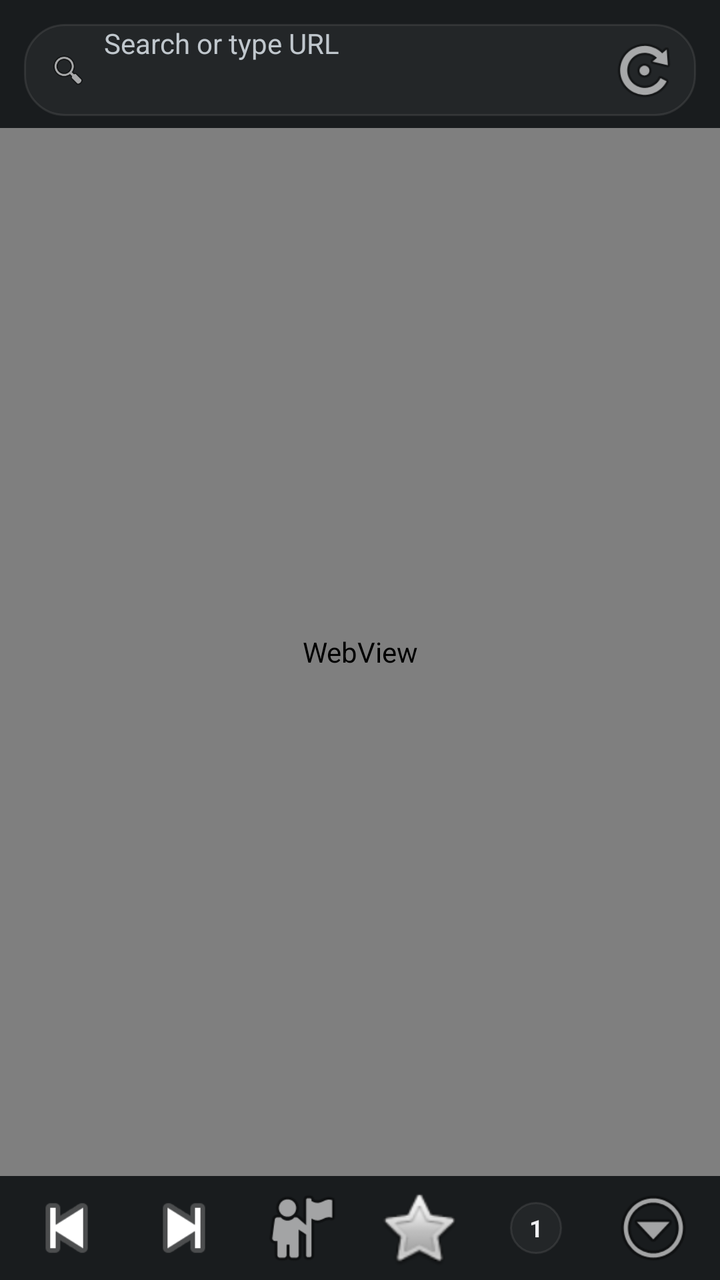
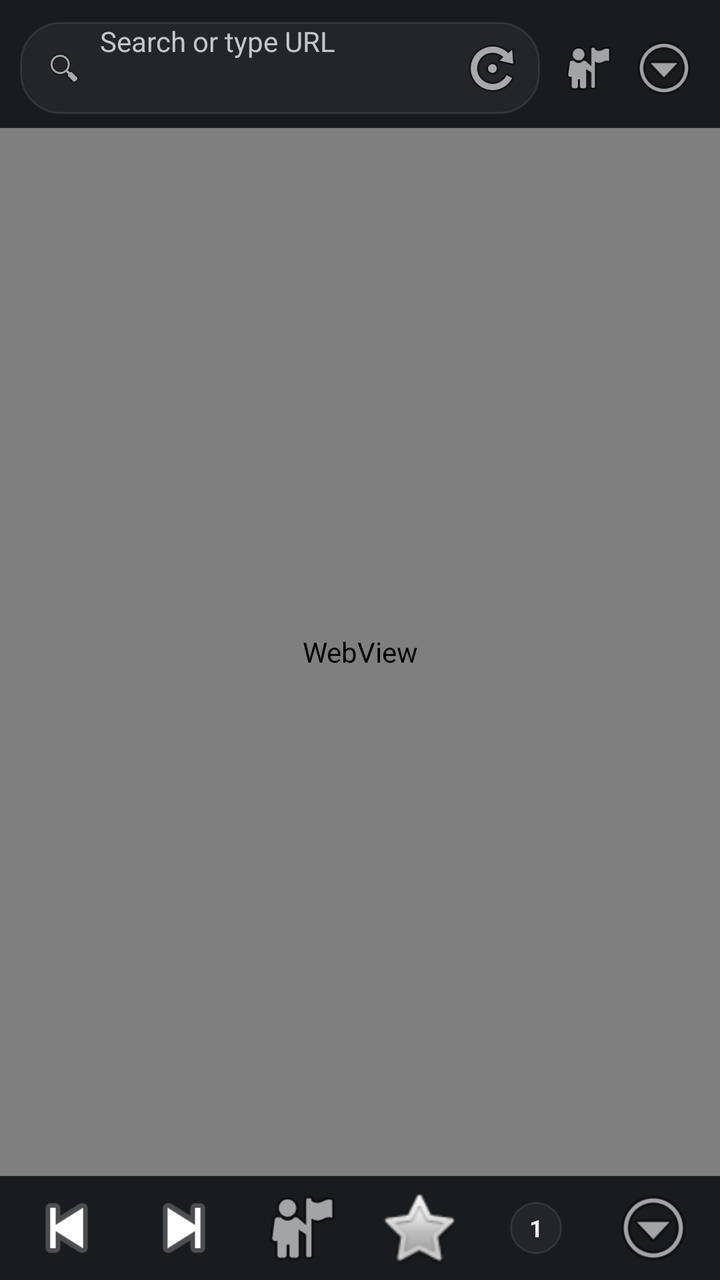

Before-and-after screenshots of an Android layout around one commit, followed by the original layout XML and the change that was made.
<!-- AndroidManifest.xml: activity theme Theme.MyApplication -->
<!-- res/layout/activity_main.xml -->
<?xml version="1.0" encoding="utf-8"?>
<LinearLayout xmlns:android="http://schemas.android.com/apk/res/android"
    android:id="@+id/main_root_layout"
    android:layout_width="match_parent"
    android:layout_height="match_parent"
    android:orientation="vertical"
    android:background="?android:attr/colorBackground"
    android:fitsSystemWindows="true">

    
    <LinearLayout
        android:id="@+id/top_address_bar_container"
        android:layout_width="match_parent"
        android:layout_height="wrap_content"
        android:gravity="center_vertical"
        android:orientation="vertical"
        android:paddingTop="12dp"
        android:paddingBottom="6dp"
        android:paddingStart="12dp"
        android:paddingEnd="12dp">

        <LinearLayout
            android:layout_width="match_parent"
            android:layout_height="46dp"
            android:gravity="center_vertical"
            android:orientation="horizontal"
            android:background="@drawable/address_bar_bg"
            android:paddingStart="12dp"
            android:paddingEnd="8dp">

            
            <ImageView
                android:id="@+id/iv_security_badge"
                android:layout_width="20dp"
                android:layout_height="20dp"
                android:contentDescription="Security info"
                android:src="@android:drawable/ic_menu_search" />

            
            <EditText
                android:id="@+id/et_search_url"
                android:layout_width="0dp"
                android:layout_height="match_parent"
                android:layout_weight="1"
                android:layout_marginStart="8dp"
                android:layout_marginEnd="8dp"
                android:background="@null"
                android:hint="Search or type URL"
                android:imeOptions="actionGo"
                android:inputType="textUri"
                android:maxLines="1"
                android:selectAllOnFocus="true"
                android:textColor="?android:attr/textColorPrimary"
                android:textColorHint="?android:attr/textColorSecondary"
                android:textSize="14sp" />

            
            <ImageButton
                android:id="@+id/btn_refresh"
                android:layout_width="36dp"
                android:layout_height="36dp"
                android:background="?android:attr/selectableItemBackgroundBorderless"
                android:contentDescription="Refresh Page"
                android:src="@android:drawable/ic_menu_rotate" />
        </LinearLayout>

        
        <ProgressBar
            android:id="@+id/page_loading_progress"
            style="?android:attr/progressBarStyleHorizontal"
            android:layout_width="match_parent"
            android:layout_height="3dp"
            android:layout_marginTop="4dp"
            android:indeterminate="false"
            android:max="100"
            android:progress="0"
            android:visibility="gone" />

    </LinearLayout>

    
    <FrameLayout
        android:id="@+id/webview_container"
        android:layout_width="match_parent"
        android:layout_height="0dp"
        android:layout_weight="1">

        
        <WebView
            android:id="@+id/main_webview"
            android:layout_width="match_parent"
            android:layout_height="match_parent"
            android:visibility="visible" />

    </FrameLayout>

    
    <FrameLayout
        android:id="@+id/fullscreen_custom_view_container"
        android:layout_width="match_parent"
        android:layout_height="match_parent"
        android:background="#000000"
        android:visibility="gone" />

    
    <LinearLayout
        android:id="@+id/bottom_navigation_bar"
        android:layout_width="match_parent"
        android:layout_height="52dp"
        android:orientation="horizontal"
        android:gravity="center_vertical"
        android:background="?android:attr/colorBackground"
        android:paddingStart="4dp"
        android:paddingEnd="4dp">

        
        <ImageButton
            android:id="@+id/btn_back"
            android:layout_width="0dp"
            android:layout_height="44dp"
            android:layout_weight="1"
            android:background="?android:attr/selectableItemBackgroundBorderless"
            android:contentDescription="Go Back"
            android:src="@android:drawable/ic_media_previous" />

        
        <ImageButton
            android:id="@+id/btn_forward"
            android:layout_width="0dp"
            android:layout_height="44dp"
            android:layout_weight="1"
            android:background="?android:attr/selectableItemBackgroundBorderless"
            android:contentDescription="Go Forward"
            android:src="@android:drawable/ic_media_next" />

        
        <ImageButton
            android:id="@+id/btn_home"
            android:layout_width="0dp"
            android:layout_height="44dp"
            android:layout_weight="1"
            android:background="?android:attr/selectableItemBackgroundBorderless"
            android:contentDescription="Home"
            android:src="@android:drawable/ic_menu_myplaces" />

        
        <ImageButton
            android:id="@+id/btn_bookmark"
            android:layout_width="0dp"
            android:layout_height="44dp"
            android:layout_weight="1"
            android:background="?android:attr/selectableItemBackgroundBorderless"
            android:contentDescription="Bookmarks"
            android:src="@android:drawable/btn_star" />

        
        <FrameLayout
            android:id="@+id/btn_tab_switcher"
            android:layout_width="0dp"
            android:layout_height="44dp"
            android:layout_weight="1"
            android:background="?android:attr/selectableItemBackgroundBorderless">

            <TextView
                android:id="@+id/tv_tab_count"
                android:layout_width="26dp"
                android:layout_height="26dp"
                android:layout_gravity="center"
                android:gravity="center"
                android:text="1"
                android:textStyle="bold"
                android:textSize="12sp"
                android:background="@drawable/address_bar_bg"
                android:textColor="?android:attr/textColorPrimary" />
        </FrameLayout>

        
        <ImageButton
            android:id="@+id/btn_menu"
            android:layout_width="0dp"
            android:layout_height="44dp"
            android:layout_weight="1"
            android:background="?android:attr/selectableItemBackgroundBorderless"
            android:contentDescription="Menu"
            android:src="@android:drawable/ic_menu_more" />

    </LinearLayout>

</LinearLayout>
<!-- resources referenced by this layout -->
<resources>
  <!-- drawable address_bar_bg (drawable) -->
  <?xml version="1.0" encoding="utf-8"?>
  <shape xmlns:android="http://schemas.android.com/apk/res/android"
      android:shape="rectangle">
      <corners android:radius="20dp" />
      <solid android:color="#1A808080" />
      <stroke
          android:width="1dp"
          android:color="#33808080" />
  </shape>
  <style name="Theme.MyApplication" parent="android:Theme.DeviceDefault.NoActionBar" />
</resources>

<!-- the commit's change to res/layout/activity_main.xml (unified diff, before → after) -->
@@ -14,54 +14,94 @@
         android:layout_height="wrap_content"
         android:gravity="center_vertical"
         android:orientation="vertical"
-        android:paddingTop="12dp"
+        android:paddingTop="10dp"
         android:paddingBottom="6dp"
-        android:paddingStart="12dp"
-        android:paddingEnd="12dp">
+        android:paddingStart="10dp"
+        android:paddingEnd="10dp">
 
         <LinearLayout
             android:layout_width="match_parent"
-            android:layout_height="46dp"
+            android:layout_height="48dp"
             android:gravity="center_vertical"
-            android:orientation="horizontal"
-            android:background="@drawable/address_bar_bg"
-            android:paddingStart="12dp"
-            android:paddingEnd="8dp">
+            android:orientation="horizontal">
 
             
-            <ImageView
-                android:id="@+id/iv_security_badge"
-                android:layout_width="20dp"
-                android:layout_height="20dp"
-                android:contentDescription="Security info"
-                android:src="@android:drawable/ic_menu_search" />
+            <LinearLayout
+                android:id="@+id/address_bar_pill"
+                android:layout_width="0dp"
+                android:layout_height="46dp"
+                android:layout_weight="1"
+                android:gravity="center_vertical"
+                android:orientation="horizontal"
+                android:background="@drawable/address_bar_bg"
+                android:paddingStart="12dp"
+                android:paddingEnd="8dp">
+
+                
+                <ImageView
+                    android:id="@+id/iv_security_badge"
+                    android:layout_width="20dp"
+                    android:layout_height="20dp"
+                    android:contentDescription="Security info"
+                    android:src="@android:drawable/ic_menu_search" />
+
+                
+                <EditText
+                    android:id="@+id/et_search_url"
+                    android:layout_width="0dp"
+                    android:layout_height="match_parent"
+                    android:layout_weight="1"
+                    android:layout_marginStart="8dp"
+                    android:layout_marginEnd="8dp"
+                    android:background="@null"
+                    android:hint="Search or type URL"
+                    android:imeOptions="actionGo"
+                    android:inputType="textUri"
+                    android:maxLines="1"
+                    android:selectAllOnFocus="true"
+                    android:textColor="?android:attr/textColorPrimary"
+                    android:textColorHint="?android:attr/textColorSecondary"
+                    android:textSize="14sp" />
+
+                
+                <ImageButton
+                    android:id="@+id/btn_refresh"
+                    android:layout_width="32dp"
+                    android:layout_height="32dp"
+                    android:background="?android:attr/selectableItemBackgroundBorderless"
+                    android:contentDescription="Refresh Page"
+                    android:src="@android:drawable/ic_menu_rotate" />
+            </LinearLayout>
 
             
-            <EditText
-                android:id="@+id/et_search_url"
-                android:layout_width="0dp"
-                android:layout_height="match_parent"
-                android:layout_weight="1"
-                android:layout_marginStart="8dp"
-                android:layout_marginEnd="8dp"
-                android:background="@null"
-                android:hint="Search or type URL"
-                android:imeOptions="actionGo"
-                android:inputType="textUri"
-                android:maxLines="1"
-                android:selectAllOnFocus="true"
-                android:textColor="?android:attr/textColorPrimary"
-                android:textColorHint="?android:attr/textColorSecondary"
-                android:textSize="14sp" />
+            <FrameLayout
+                android:id="@+id/btn_profile_container"
+                android:layout_width="36dp"
+                android:layout_height="36dp"
+                android:layout_marginStart="6dp"
+                android:background="?android:attr/selectableItemBackgroundBorderless"
+                android:clickable="true"
+                android:focusable="true">
+
+                <ImageView
+                    android:id="@+id/iv_profile_picture"
+                    android:layout_width="30dp"
+                    android:layout_height="30dp"
+                    android:layout_gravity="center"
+                    android:contentDescription="Google Profile"
+                    android:src="@android:drawable/ic_menu_myplaces" />
+            </FrameLayout>
 
             
             <ImageButton
-                android:id="@+id/btn_refresh"
+                android:id="@+id/btn_top_menu"
                 android:layout_width="36dp"
                 android:layout_height="36dp"
+                android:layout_marginStart="2dp"
                 android:background="?android:attr/selectableItemBackgroundBorderless"
-                android:contentDescription="Refresh Page"
-                android:src="@android:drawable/ic_menu_rotate" />
+                android:contentDescription="Settings and Options"
+                android:src="@android:drawable/ic_menu_more" />
+
         </LinearLayout>
 
         
